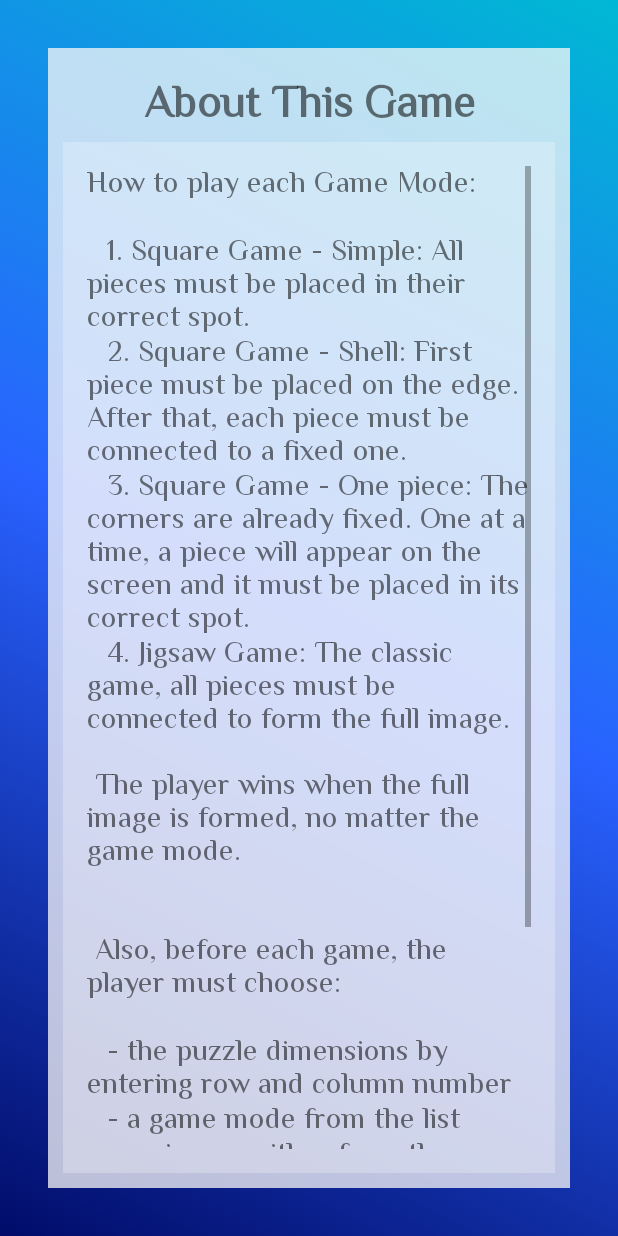
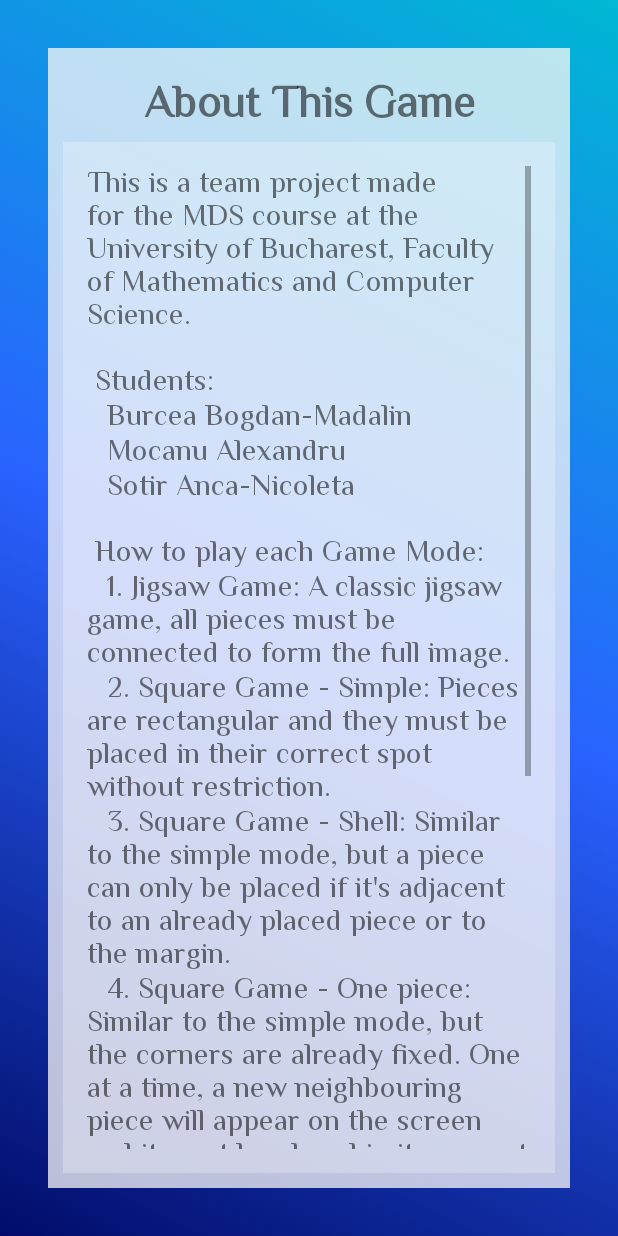
Before and after one commit to Bogdanisar/Puzzle, an Android app: the ActivityAbout screen opened directly, with no data from a screen before it, on a phone screen of 412 x 824 dp. Run offline under Robolectric (Android 15) with nearby library versions, the phone set to English and light mode, and no system bars.

Commit message:
Add screenshots and a readme.md file and change the text in the about tab of the app

```diff
--- a/app/src/main/res/values/strings.xml
+++ b/app/src/main/res/values/strings.xml
@@ -5,11 +5,18 @@
     <string name="TopGameMenu_StartText">Game started</string>
     <string name="TopGameMenu_WonText">You Won!</string>
     <string name="about_text">
-        How to play each Game Mode:\n\n
-            \t1. Square Game - Simple: All pieces must be placed in their correct spot.\n
-            \t2. Square Game - Shell: First piece must be placed on the edge. After that, each piece must be connected to a fixed one.\n
-            \t3. Square Game - One piece: The corners are already fixed. One at a time, a piece will appear on the screen and it must be placed in its correct spot.\n
-            \t4. Jigsaw Game: The classic game, all pieces must be connected to form the full image.\n\n
+        This is a team project made for the MDS course at the University of Bucharest, Faculty of Mathematics and Computer Science.\n\n
+        Students:\n
+            \tBurcea Bogdan-Madalin\n
+            \tMocanu Alexandru\n
+            \tSotir Anca-Nicoleta\n\n
+
+        How to play each Game Mode:\n
+            \t1. Jigsaw Game: A classic jigsaw game, all pieces must be connected to form the full image.\n
+            \t2. Square Game - Simple: Pieces are rectangular and they must be placed in their correct spot without restriction.\n
+            \t3. Square Game - Shell: Similar to the simple mode, but a piece can only be placed if it\'s adjacent to an already placed piece or to the margin.\n
+            \t4. Square Game - One piece: Similar to the simple mode, but the corners are already fixed. One at a time, a new neighbouring piece will appear on the screen and it must be placed in its correct spot.\n\n
+
         The player wins when the full image is formed, no matter the game mode.\n\n\n
 
         Also, before each game, the player must choose:\n\n
@@ -17,10 +24,5 @@
             \t- a game mode from the list\n
             \t- an image, either from the default image list or from the personal gallery\n\n\n
 
-        Made for MDS Lab.\n
-        Students:\n
-            \tBurcea Bogdan-Madalin\n
-            \tMocanu Alexandru\n
-            \tSotir Anca-Nicoleta
     </string>
 </resources>
```
Also changed, not shown: 8 other files.
